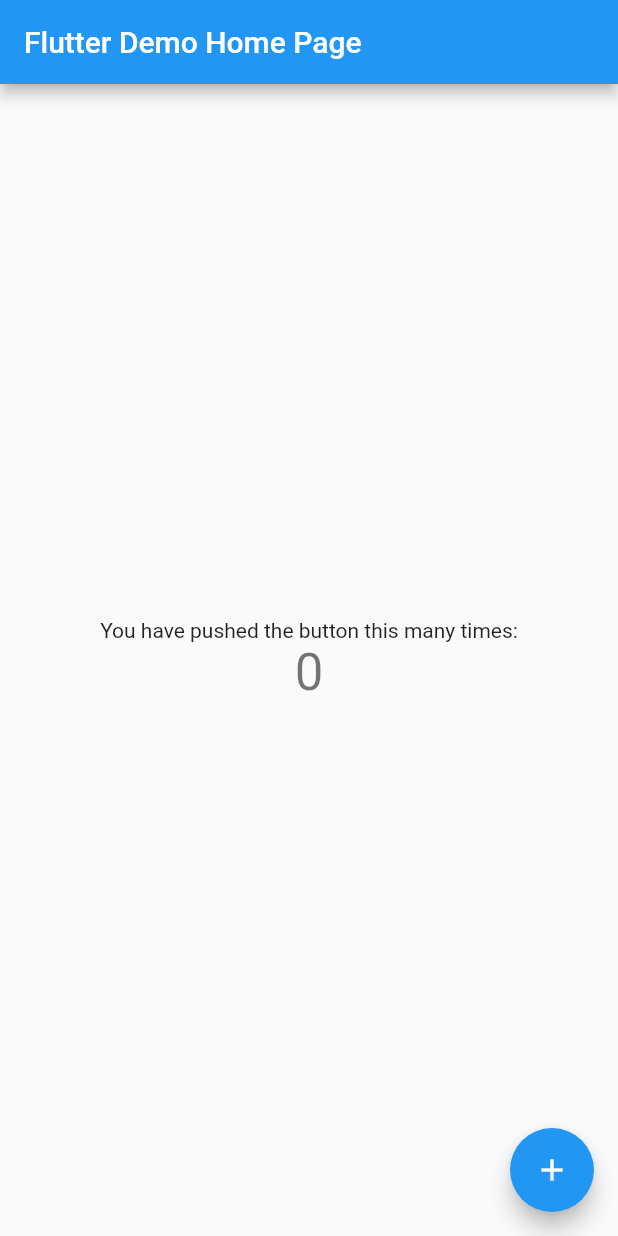
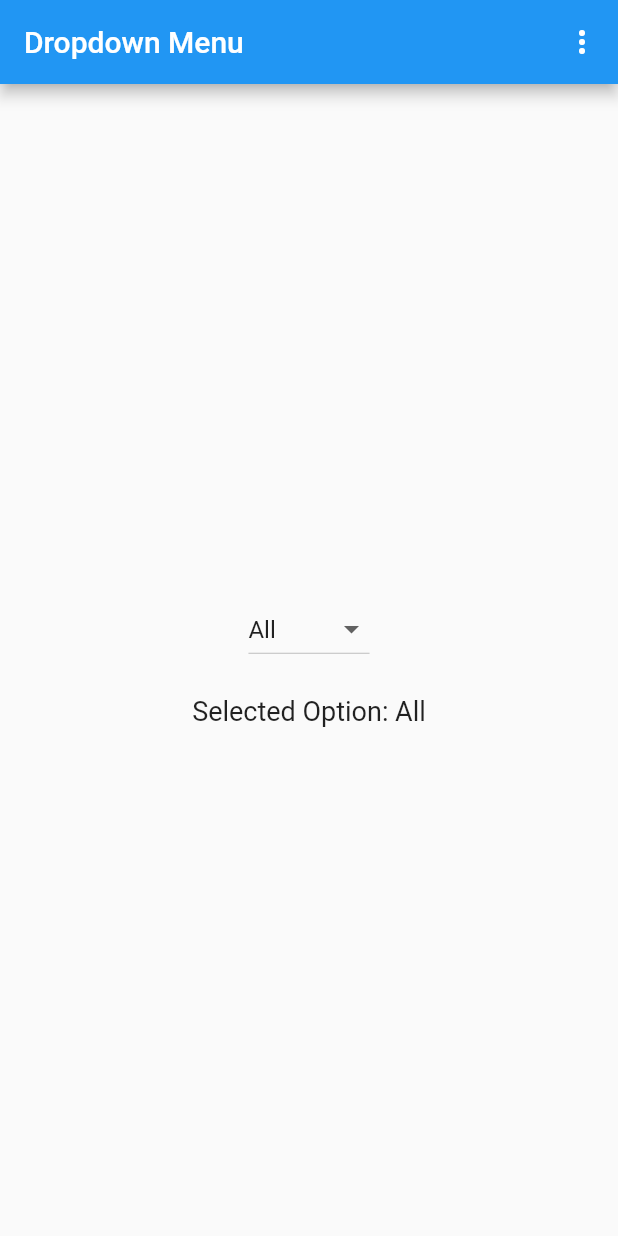
Before and after one commit to aleku399/flutter_tutorials, a Flutter app: the screen it shows after launch, on a phone screen of 412 x 824 dp. Run offline on Flutter 3.47's test engine with Material 2 defaults, Android fonts, the phone set to English and light mode, and no system bars.

Commit message:
Add drop down menu

```diff
--- a/lib/main.dart
+++ b/lib/main.dart
@@ -7,39 +7,27 @@ void main() {
 class MyApp extends StatelessWidget {
   const MyApp({super.key});
 
-  // This widget is the root of your application.
   @override
   Widget build(BuildContext context) {
     return MaterialApp(
       title: 'Flutter Demo',
       theme: ThemeData(
-        // This is the theme of your application.
-        //
-        // Try running your application with "flutter run". You'll see the
-        // application has a blue toolbar. Then, without quitting the app, try
-        // changing the primarySwatch below to Colors.green and then invoke
-        // "hot reload" (press "r" in the console where you ran "flutter run",
-        // or simply save your changes to "hot reload" in a Flutter IDE).
-        // Notice that the counter didn't reset back to zero; the application
-        // is not restarted.
         primarySwatch: Colors.blue,
       ),
-      home: const MyHomePage(title: 'Flutter Demo Home Page'),
+      home: const MyHomePage(title: 'Dropdown Menu'),
     );
   }
 }
 
+class MenuOption {
+  final String title;
+  final Function() onPressed;
+
+  MenuOption({required this.title, required this.onPressed});
+}
+
 class MyHomePage extends StatefulWidget {
   const MyHomePage({super.key, required this.title});
-
-  // This widget is the home page of your application. It is stateful, meaning
-  // that it has a State object (defined below) that contains fields that affect
-  // how it looks.
-
-  // This class is the configuration for the state. It holds the values (in this
-  // case the title) provided by the parent (in this case the App widget) and
-  // used by the build method of the State. Fields in a Widget subclass are
-  // always marked "final".
 
   final String title;
 
@@ -48,68 +36,63 @@ class MyHomePage extends StatefulWidget {
 }
 
 class _MyHomePageState extends State<MyHomePage> {
-  int _counter = 0;
-
-  void _incrementCounter() {
-    setState(() {
-      // This call to setState tells the Flutter framework that something has
-      // changed in this State, which causes it to rerun the build method below
-      // so that the display can reflect the updated values. If we changed
-      // _counter without calling setState(), then the build method would not be
-      // called again, and so nothing would appear to happen.
-      _counter++;
-    });
-  }
+  String selectedOption = 'All';
+  List<String> options = ['All', 'Rice', 'Beef', 'Chicken'];
 
   @override
   Widget build(BuildContext context) {
-    // This method is rerun every time setState is called, for instance as done
-    // by the _incrementCounter method above.
-    //
-    // The Flutter framework has been optimized to make rerunning build methods
-    // fast, so that you can just rebuild anything that needs updating rather
-    // than having to individually change instances of widgets.
     return Scaffold(
       appBar: AppBar(
-        // Here we take the value from the MyHomePage object that was created by
-        // the App.build method, and use it to set our appbar title.
         title: Text(widget.title),
+        actions: [
+          PopupMenuButton<MenuOption>(
+            onSelected: (option) {
+              option.onPressed();
+            },
+            itemBuilder: (BuildContext context) {
+              return options.map((option) {
+                return PopupMenuItem<MenuOption>(
+                  value: MenuOption(
+                    title: option,
+                    onPressed: () {
+                      setState(() {
+                        selectedOption = option;
+                      });
+                    },
+                  ),
+                  child: Text(option),
+                );
+              }).toList();
+            },
+          ),
+        ],
       ),
       body: Center(
-        // Center is a layout widget. It takes a single child and positions it
-        // in the middle of the parent.
         child: Column(
-          // Column is also a layout widget. It takes a list of children and
-          // arranges them vertically. By default, it sizes itself to fit its
-          // children horizontally, and tries to be as tall as its parent.
-          //
-          // Invoke "debug painting" (press "p" in the console, choose the
-          // "Toggle Debug Paint" action from the Flutter Inspector in Android
-          // Studio, or the "Toggle Debug Paint" command in Visual Studio Code)
-          // to see the wireframe for each widget.
-          //
-          // Column has various properties to control how it sizes itself and
-          // how it positions its children. Here we use mainAxisAlignment to
-          // center the children vertically; the main axis here is the vertical
-          // axis because Columns are vertical (the cross axis would be
-          // horizontal).
           mainAxisAlignment: MainAxisAlignment.center,
-          children: <Widget>[
-            const Text(
-              'You have pushed the button this many times:',
+          children: [
+            DropdownButton<String>(
+              value: selectedOption,
+              onChanged: (String? newValue) {
+                setState(() {
+                  selectedOption = newValue!;
+                });
+              },
+              items: options.map<DropdownMenuItem<String>>((String value) {
+                return DropdownMenuItem<String>(
+                  value: value,
+                  child: Text(value),
+                );
+              }).toList(),
             ),
+            SizedBox(height: 20),
             Text(
-              '$_counter',
-              style: Theme.of(context).textTheme.headlineMedium,
+              'Selected Option: $selectedOption',
+              style: TextStyle(fontSize: 18),
             ),
           ],
         ),
       ),
-      floatingActionButton: FloatingActionButton(
-        onPressed: _incrementCounter,
-        tooltip: 'Increment',
-        child: const Icon(Icons.add),
-      ), // This trailing comma makes auto-formatting nicer for build methods.
     );
   }
 }
```
